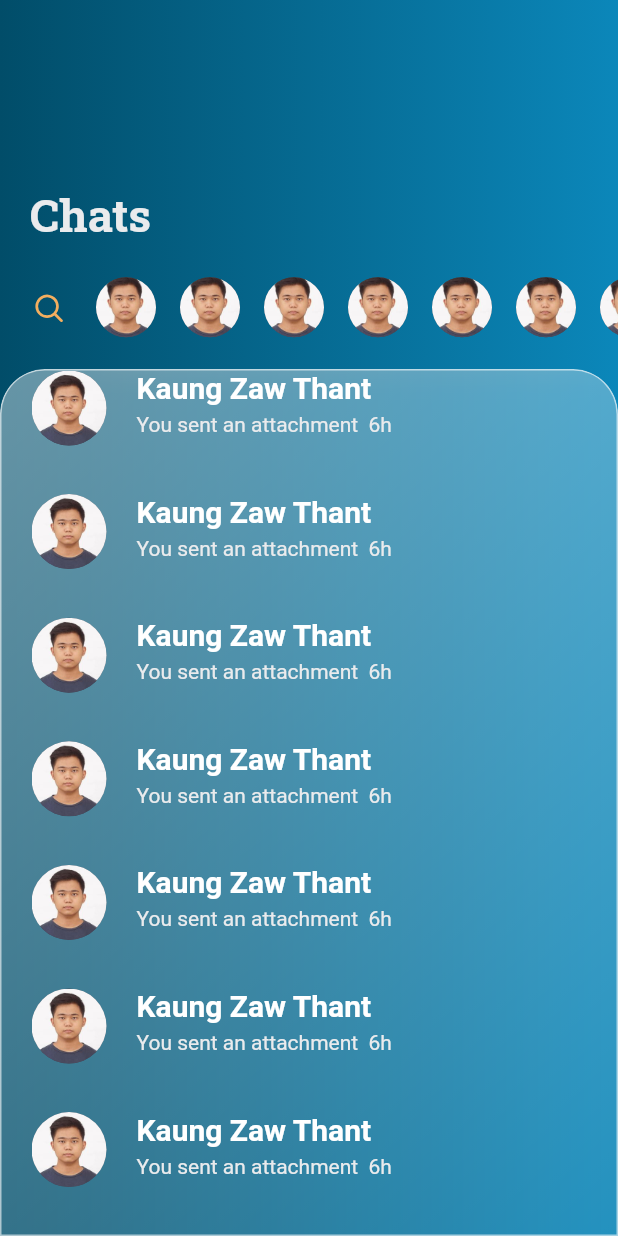
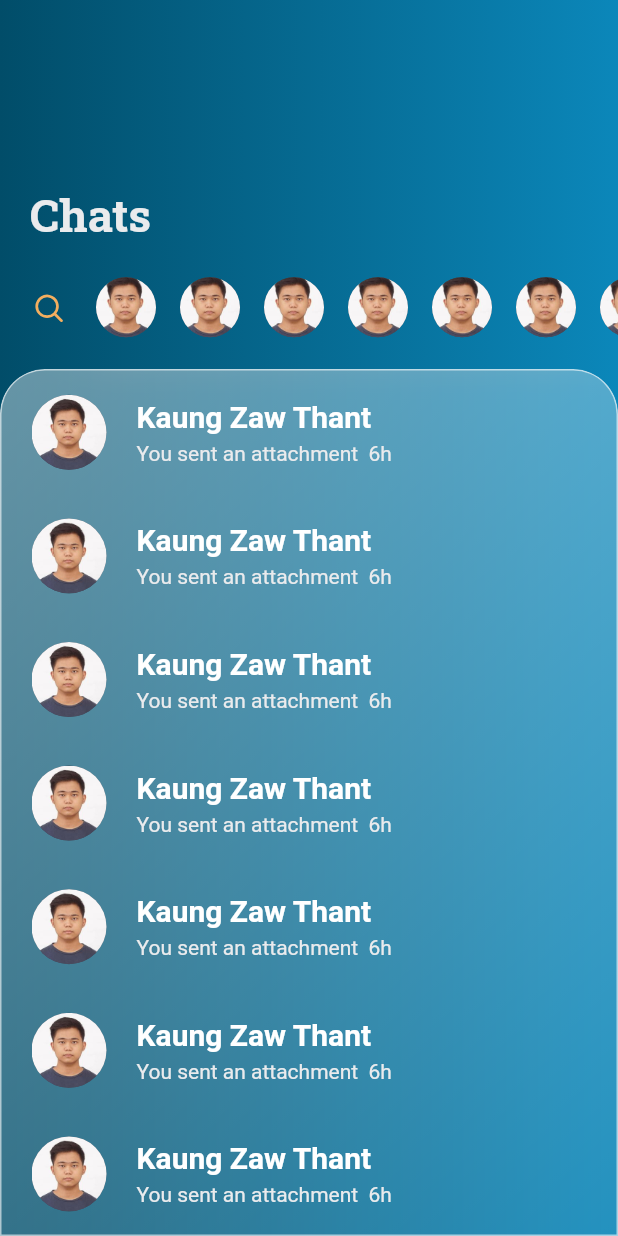
Before and after one commit to alphakzt99/Consult, a Flutter app: the Chat screen opened directly, on a phone screen of 412 x 824 dp. Run offline on Flutter 3.47's test engine with Material 2 defaults, Android fonts, the phone set to English and light mode, and no system bars; drawn by our look-alikes of flutter_swipe_action_cell, glass_kit; our stand-ins replace fluentui_system_icons, remixicon; missing offline and left inert: iconify_flutter.

Commit message:
chat continue

```diff
--- a/lib/pages/chat.dart
+++ b/lib/pages/chat.dart
@@ -3,6 +3,7 @@ import 'package:fluentui_system_icons/fluentui_system_icons.dart';
 import 'package:flutter/material.dart';
 import 'package:flutter_swipe_action_cell/flutter_swipe_action_cell.dart';
 import 'package:glass_kit/glass_kit.dart';
+import 'package:iconify_flutter/icons/fluent.dart';
 import 'package:iconify_flutter/icons/wi.dart';
 
 class Chat extends StatefulWidget {
@@ -98,6 +99,7 @@ class _ChatState extends State<Chat> {
             ),
             blur: 20,
             child: ListView.builder(
+                shrinkWrap: true,
                 controller: controller,
                 itemCount: 10,
                 scrollDirection: Axis.vertical,
@@ -106,71 +108,38 @@ class _ChatState extends State<Chat> {
                     trailingActions: [
                       SwipeAction(
                           backgroundRadius: 20,
-                                  color: Theme.of(context).primaryColorDark,
-                                  content: Container(
-                                    width: 50,
-                                    height: 50,
-                                    child: Icon(
+                          color: Colors.transparent,
+                          widthSpace: size.width * 0.3,
+                          content: Icon(
                             FluentIcons.delete_20_regular,
-                                      color: Theme.of(context).backgroundColor,
+                            color: Theme.of(context).colorScheme.onBackground,
                           ),
-                                    decoration: BoxDecoration(
-                                        borderRadius:
-                                            BorderRadius.circular(25)),
-                                  ),
-                                  nestedAction: SwipeNestedAction(
-                                      content: Container(
-                                          decoration: BoxDecoration(
-                                              color: Theme.of(context)
-                                                  .primaryColorDark),
-                                          width: size.width * 0.2,
-                                          height: size.height * 0.12,
-                                          child: OverflowBox(
-                                            maxWidth: double.infinity,
-                                            child: OutlinedButton(
-                                                style: ButtonStyle(
-                                                    side: MaterialStateProperty
-                                                        .all(BorderSide(
-                                                            color: Colors
-                                                                .transparent))),
-                                                onPressed: () {
-                                                  chatHeads.removeAt(index);
-                                                  setState(() {});
-                                                },
-                                                child: Row(
-                                                  children: [
-                                                    Icon(
-                                                      FluentIcons.delete_20_regular,
-                                                      color: Theme.of(context)
-                                                          .backgroundColor,
-                                                    ),
-                                                    Text(
-                                                      " Delete",
-                                                      style: TextStyle(
-                                                          color: Theme.of(
-                                                                  context)
-                                                              .backgroundColor,
-                                                          fontFamily: font,
-                                                          fontWeight:
-                                                              FontWeight.bold,
-                                                          fontSize: 20),
-                                                    )
-                                                  ],
-                                                )),
-                                          ))),
                           onTap: (CompletionHandler handler) async {
                             await handler(true);
-                                    chatHeads.removeAt(index);
+                            SnackBar(
+                              content: Column(children: [
+                                Text(
+                                  "Delete This Conversation?",
+                                  style: Theme.of(context).textTheme.headline4,
+                                ),
+                                TextButton(
+                                    onPressed: () {
+                                      Navigator.pop(context);
+                                    },
+                                    child: Text("Cancel",style: Theme.of(context).textTheme.headline4,))
+                              ]),
+                            );
                             setState(() {});
-                                  }),
+                          })
                     ],
+                    backgroundColor: Colors.transparent,
                     key: ValueKey(index),
                     child: Container(
                       width: size.width * 0.8,
                       height: size.height * 0.1,
-                      color: Colors.transparent,
+                      child: Center(
                         child: Row(
-                          crossAxisAlignment: CrossAxisAlignment.start,
+                            crossAxisAlignment: CrossAxisAlignment.center,
                             children: [
                               CircleAvatar(
                                 radius: 25,
@@ -182,11 +151,12 @@ class _ChatState extends State<Chat> {
                               ),
                               Column(
                                 crossAxisAlignment: CrossAxisAlignment.start,
-                              mainAxisAlignment: MainAxisAlignment.start,
+                                mainAxisAlignment: MainAxisAlignment.center,
                                 children: [
                                   Text(
                                     "Kaung Zaw Thant",
-                                  style: Theme.of(context).textTheme.headline3,
+                                    style:
+                                        Theme.of(context).textTheme.headline3,
                                   ),
                                   SizedBox(
                                     height: 5,
@@ -195,16 +165,19 @@ class _ChatState extends State<Chat> {
                                       text: TextSpan(children: [
                                     TextSpan(
                                         text: "You sent an attachment",
-                                      style:
-                                          Theme.of(context).textTheme.bodyText2),
+                                        style: Theme.of(context)
+                                            .textTheme
+                                            .bodyText2),
                                     TextSpan(
                                         text: "  6h",
-                                      style:
-                                          Theme.of(context).textTheme.bodyText2)
+                                        style: Theme.of(context)
+                                            .textTheme
+                                            .bodyText2)
                                   ]))
                                 ],
                               )
                             ]),
+                      ),
                     ),
                   );
                 })),
```
Lines whose indentation alone changed are shown as unchanged.
